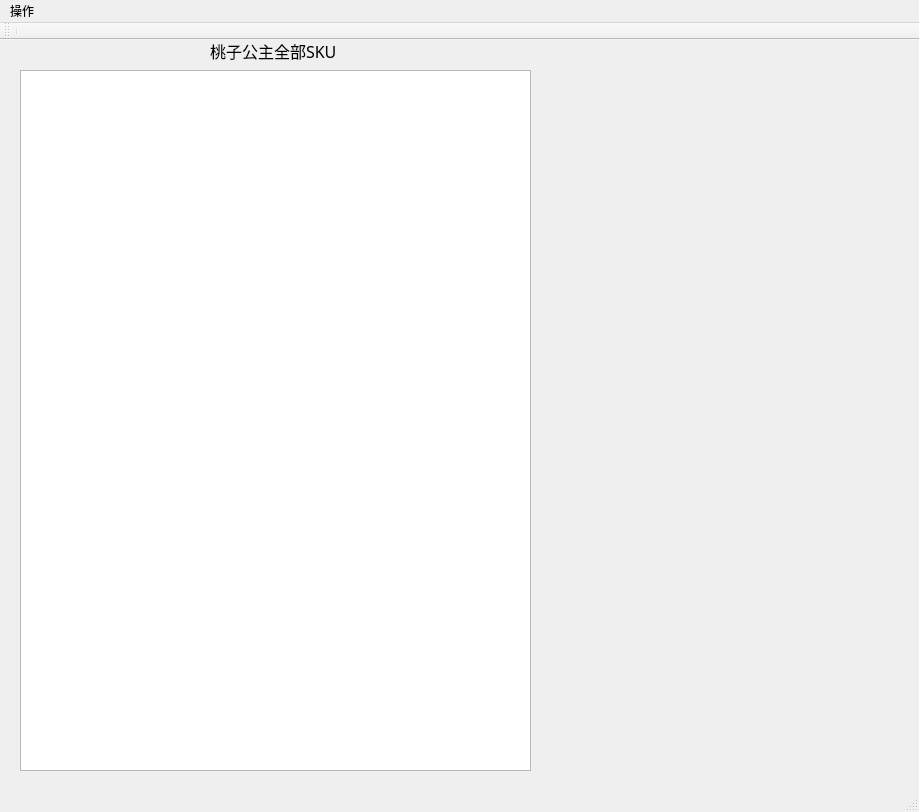
First picture: the form in mainwindow.ui, repository sheldon0227/WHS, before the edit.
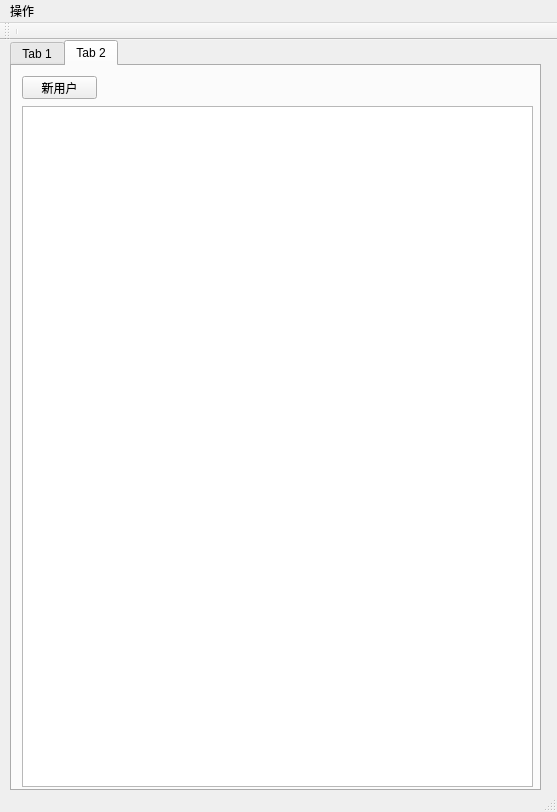
Second picture: the form after the edit.

Commit message: database object updated

```diff
--- a/mainwindow.ui
+++ b/mainwindow.ui
@@ -6,7 +6,7 @@
    <rect>
     <x>0</x>
     <y>0</y>
-    <width>919</width>
+    <width>557</width>
     <height>812</height>
    </rect>
   </property>
@@ -14,34 +14,61 @@
    <string>MainWindow</string>
   </property>
   <widget class="QWidget" name="centralWidget">
+   <widget class="QTabWidget" name="tabWidget">
+    <property name="geometry">
+     <rect>
+      <x>10</x>
+      <y>0</y>
+      <width>531</width>
+      <height>751</height>
+     </rect>
+    </property>
+    <property name="currentIndex">
+     <number>1</number>
+    </property>
+    <widget class="QWidget" name="tab1">
+     <attribute name="title">
+      <string>Tab 1</string>
+     </attribute>
    <widget class="QTableWidget" name="itemMainTable">
     <property name="geometry">
      <rect>
-      <x>20</x>
-      <y>30</y>
+        <x>10</x>
+        <y>0</y>
       <width>511</width>
       <height>701</height>
      </rect>
     </property>
    </widget>
-   <widget class="QLabel" name="label">
+    </widget>
+    <widget class="QWidget" name="tab2">
+     <attribute name="title">
+      <string>Tab 2</string>
+     </attribute>
+     <widget class="QPushButton" name="addUser">
     <property name="geometry">
      <rect>
-      <x>210</x>
-      <y>0</y>
-      <width>141</width>
-      <height>21</height>
-     </rect>
-    </property>
-    <property name="font">
-     <font>
-      <family>黑体</family>
-      <pointsize>12</pointsize>
-     </font>
-    </property>
+        <x>10</x>
+        <y>10</y>
+        <width>75</width>
+        <height>23</height>
+       </rect>
+      </property>
     <property name="text">
-     <string>桃子公主全部SKU</string>
-    </property>
+       <string>新用户</string>
+      </property>
+     </widget>
+     <widget class="QTableWidget" name="userMainTable">
+      <property name="geometry">
+       <rect>
+        <x>10</x>
+        <y>40</y>
+        <width>511</width>
+        <height>681</height>
+       </rect>
+      </property>
+     </widget>
+    </widget>
    </widget>
   </widget>
   <widget class="QMenuBar" name="menuBar">
@@ -49,8 +76,8 @@
     <rect>
      <x>0</x>
      <y>0</y>
-     <width>919</width>
-     <height>22</height>
+     <width>557</width>
+     <height>23</height>
     </rect>
    </property>
    <widget class="QMenu" name="menu_2">
```
Lines whose indentation alone changed are shown as unchanged. The commit also changes 1 other file.
